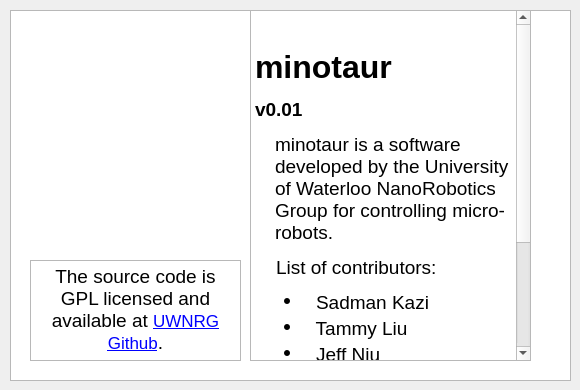
Old version of the form code/gui/actionabout.ui in the repository uwnrg/minotaur-cpp.
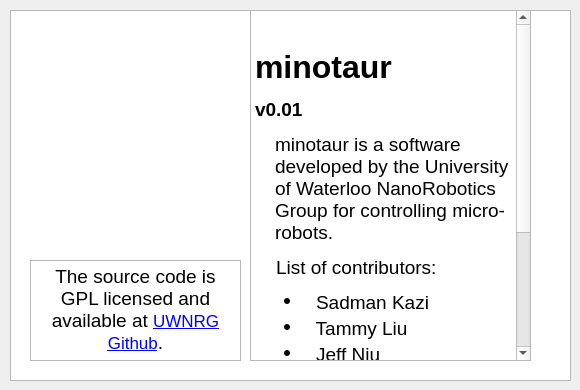
New version of the form.

What changed in the file:
```diff
--- a/code/gui/actionabout.ui
+++ b/code/gui/actionabout.ui
@@ -40,7 +40,8 @@
 &lt;li style=&quot; margin-top:3px; margin-bottom:0px; margin-left:0px; margin-right:0px; -qt-block-indent:0; text-indent:0px;&quot;&gt;&lt;span style=&quot; font-family:'MS Shell Dlg 2'; font-size:14pt; color:#000000;&quot;&gt;    Beini Fang&lt;/span&gt;&lt;/li&gt;
 &lt;li style=&quot; margin-top:3px; margin-bottom:0px; margin-left:0px; margin-right:0px; -qt-block-indent:0; text-indent:0px;&quot;&gt;&lt;span style=&quot; font-family:'MS Shell Dlg 2'; font-size:14pt; color:#000000;&quot;&gt;    Brett Selby&lt;/span&gt;&lt;/li&gt;
 &lt;li style=&quot; margin-top:3px; margin-bottom:0px; margin-left:0px; margin-right:0px; -qt-block-indent:0; text-indent:0px;&quot;&gt;&lt;span style=&quot; font-family:'MS Shell Dlg 2'; font-size:14pt; color:#000000;&quot;&gt;    Mayank Kanoria&lt;/span&gt;&lt;/li&gt;
-&lt;li style=&quot; margin-top:3px; margin-bottom:0px; margin-left:0px; margin-right:0px; -qt-block-indent:0; text-indent:0px;&quot;&gt;&lt;span style=&quot; font-family:'MS Shell Dlg 2'; font-size:14pt; color:#000000;&quot;&gt;    Kevin Pan&lt;/span&gt;&lt;/li&gt;&lt;/ul&gt;&lt;/body&gt;&lt;/html&gt;</string>
+&lt;li style=&quot; margin-top:3px; margin-bottom:0px; margin-left:0px; margin-right:0px; -qt-block-indent:0; text-indent:0px;&quot;&gt;&lt;span style=&quot; font-family:'MS Shell Dlg 2'; font-size:14pt; color:#000000;&quot;&gt;    Kevin Pan&lt;/span&gt;&lt;/li&gt;
+&lt;li style=&quot; margin-top:3px; margin-bottom:0px; margin-left:0px; margin-right:0px; -qt-block-indent:0; text-indent:0px;&quot;&gt;&lt;span style=&quot; font-family:'MS Shell Dlg 2'; font-size:14pt; color:#000000;&quot;&gt;    Jessica Li&lt;/span&gt;&lt;/li&gt;&lt;/ul&gt;&lt;/body&gt;&lt;/html&gt;</string>
    </property>
   </widget>
   <widget class="QGraphicsView" name="graphicsView">
```
